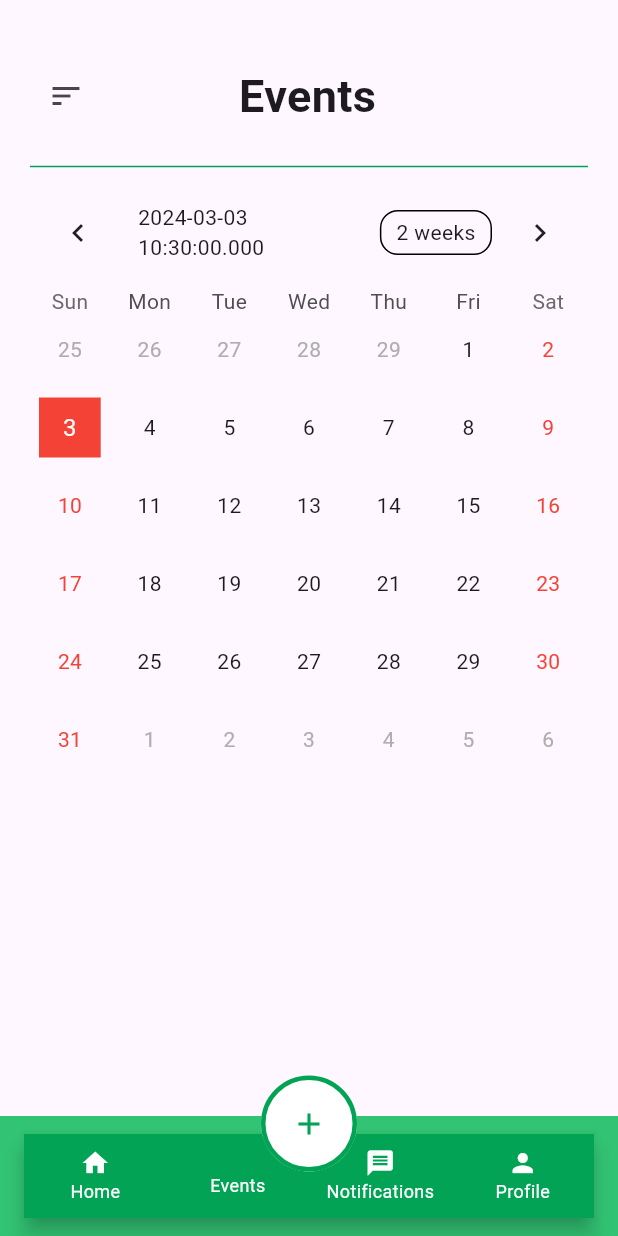
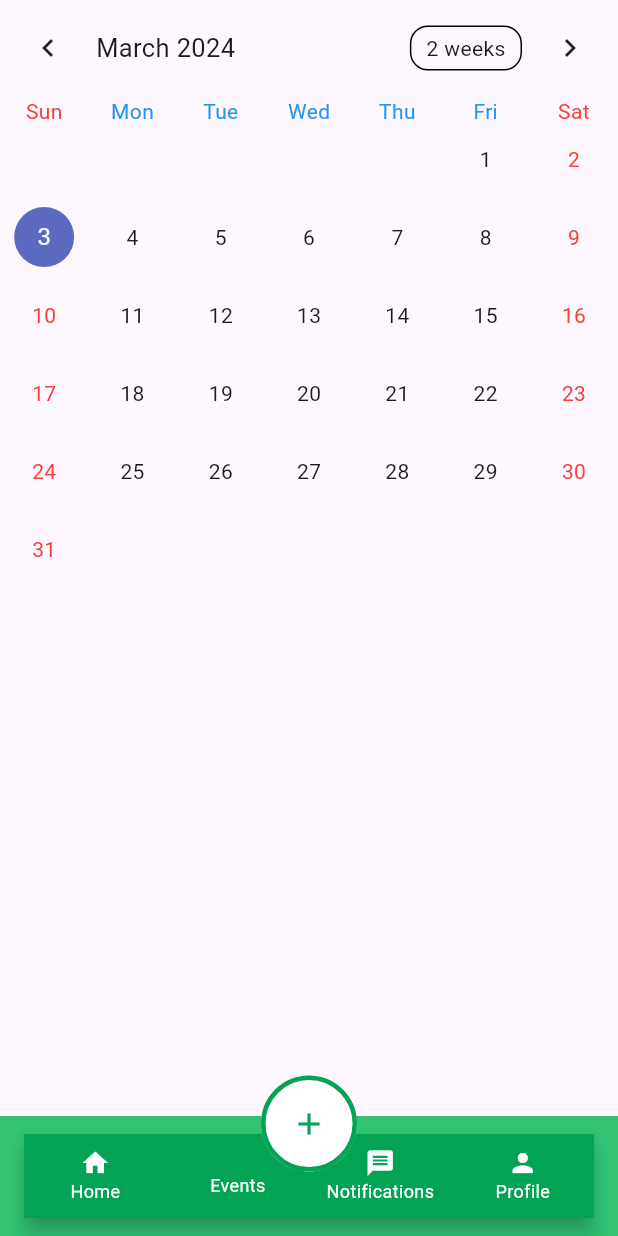
Before and after one commit to argietut/church-tap, a Flutter app: the HomePage screen opened directly, item 2 of the bottom bar chosen, on a phone screen of 412 x 824 dp. Run offline on Flutter 3.47's test engine with Material 3 defaults, Android fonts, the phone set to English and light mode, and no system bars; drawn by our look-alikes of table_calendar; our stand-ins replace cloud_firestore, firebase_auth, firebase_core, flutter_map, geolocator, get and 2 more; missing offline and left inert: flutter_map_location_marker, flutter_map_marker_popup; accounts and stored records are empty.

Commit message:
Calendar.dart Preposition

```diff
--- a/lib/FRONT_END/authentications/member_auth/member_login_page.dart
+++ b/lib/FRONT_END/authentications/member_auth/member_login_page.dart
@@ -23,8 +23,6 @@ class _MemberLoginPageState extends State<MemberLoginPage> {
   final emailController = TextEditingController();
   final passwordController = TextEditingController();
 TapAuth tapAuth = TapAuth();
-  bool _obscurePassword = true; // To toggle password visibility
-
   bool _obscurePassword = true; // To toggle password visibility
 
   void signUserIn() async {
--- a/lib/FRONT_END/widgets/Calendar.dart
+++ b/lib/FRONT_END/widgets/Calendar.dart
@@ -1,5 +1,6 @@
 import 'package:flutter/material.dart';
 import 'package:get/get.dart';
+import 'package:intl/intl.dart';
 import 'package:table_calendar/table_calendar.dart';
 
 class CustomCalendar extends StatefulWidget {
@@ -11,32 +12,79 @@ class CustomCalendar extends StatefulWidget {
 }
 
 class _CustomCalendarState extends State<CustomCalendar> {
-  TableCalendar _tableCalendar =
-  TableCalendar(
-      focusedDay: DateTime.now(),
-      currentDay: DateTime.now(),
-      firstDay: DateTime.utc(DateTime.now().year,DateTime.now().month,DateTime.now().day),
-      lastDay: DateTime.utc(DateTime.now().year,DateTime.now().month,DateTime.now().day,0),
-      onDaySelected: (selectedDay, focusedDay) => if(foc),
-  );
+  late TableCalendar _tableCalendar;
+  DateTime _selectedDay = DateTime.now();
+  DateTime _focusedDay = DateTime.now();
+  CalendarFormat _calendarFormat = CalendarFormat.month;
 
   @override
   Widget build(BuildContext context) {
+    _tableCalendar = TableCalendar(
+      focusedDay: _focusedDay,
+      firstDay: DateTime.utc(2010, 10, 16),
+      lastDay: DateTime.utc(2030, 3, 14),
+      selectedDayPredicate: (day) {
+        return isSameDay(_selectedDay, day);
+      },
+      onDaySelected: (selectedDay, focusedDay) {
+        setState(() {
+          _selectedDay = selectedDay;
+          _focusedDay = focusedDay;
+          print("Selected $_selectedDay");
+          print("Focused $_focusedDay");
+        });
+      },
+      calendarFormat: _calendarFormat,
+      onFormatChanged: (format) {
+        setState(() {
+          _calendarFormat = format;
+        });
+      },
+      calendarStyle: CalendarStyle(
+        weekendTextStyle: TextStyle(
+            color: Colors.red),
+        outsideDaysVisible: false,
+          weekNumberTextStyle:TextStyle(
+              color: Colors.blue)
+          ),
+      calendarBuilders: CalendarBuilders(
+        dowBuilder: (context, day) {
+          final red = DateFormat.E().format(day);
+          final blue = DateFormat.E().format(day);
+
+        if(day.weekday == DateTime.sunday || day.weekday == DateTime.saturday){
+          return Center(
+            child: Text(
+              red,
+              style: TextStyle(color: Colors.red),
+            ),
+          );
+        }
+        else{
+          return Center(
+            child: Text(
+              blue,
+              style: TextStyle(color: Colors.blue),
+            ),
+          );
+        }
+      },),
+    );
+
 
   if(widget.type == "admin"){
 return admin(context);
   }
+
   else{
 return member(context);
   }
+
   }
 
-
-
   Widget admin(BuildContext context) {
-
     return Scaffold(
-      body: ,);
+      body: _tableCalendar,);
   }
 
 Widget member(BuildContext context){
--- a/lib/FRONT_END/widgets/navigation_bar.dart
+++ b/lib/FRONT_END/widgets/navigation_bar.dart
@@ -4,6 +4,7 @@ import 'package:bethel_app_final/FRONT_END/MemberScreens/home_page.dart';
 import 'package:bethel_app_final/FRONT_END/MemberScreens/notifications.dart';
 import 'package:bethel_app_final/FRONT_END/MemberScreens/profile_page.dart';
 import 'package:bethel_app_final/FRONT_END/constant/color.dart';
+import 'package:bethel_app_final/FRONT_END/widgets/Calendar.dart';
 import 'package:flutter/material.dart';
 
 class HomePage extends StatefulWidget {
@@ -17,7 +18,7 @@ class _HomePageState extends State<HomePage> {
   int _currentTab = 0;
   final List<StatefulWidget> _children = [
     const MemberHomePage(),
-    const Events(),
+    const CustomCalendar(type: "members"),
     const Notifications(),
     const Profile(),
   ];
```
